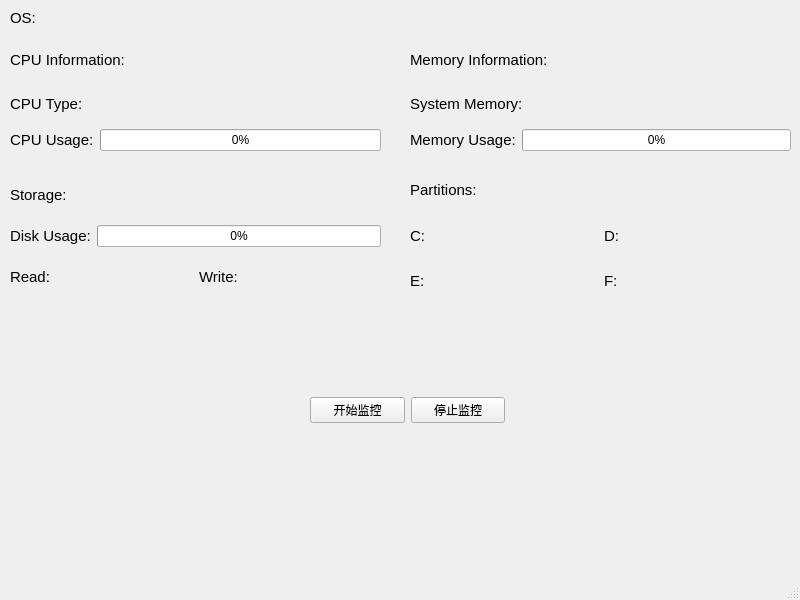
This is mainwindow.ui in diyigemt/SystemMonitor as Qt 5 draws it before an edit. The edited form follows.
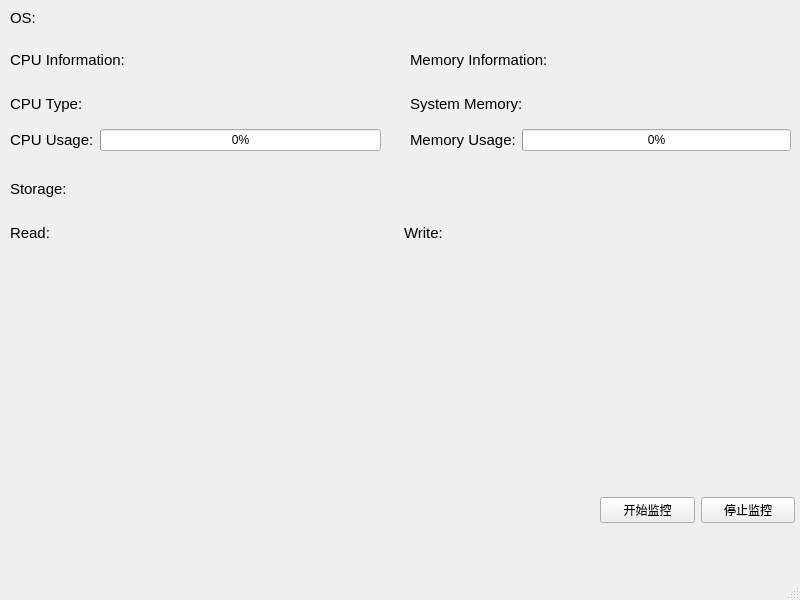
This is the edited form.

Commit message: simple disk class

The edit to the form file:
```diff
--- a/mainwindow.ui
+++ b/mainwindow.ui
@@ -17,8 +17,8 @@
    <widget class="QWidget" name="horizontalLayoutWidget_2">
     <property name="geometry">
      <rect>
-      <x>310</x>
-      <y>380</y>
+      <x>600</x>
+      <y>480</y>
       <width>195</width>
       <height>61</height>
      </rect>
@@ -107,8 +107,8 @@
      <rect>
       <x>10</x>
       <y>170</y>
-      <width>371</width>
-      <height>131</height>
+      <width>781</width>
+      <height>81</height>
      </rect>
     </property>
     <layout class="QVBoxLayout" name="StorageverticalLayout">
@@ -125,30 +125,6 @@
        </property>
       </widget>
      </item>
-     <item>
-      <layout class="QHBoxLayout" name="StorageLayout">
-       <item>
-        <widget class="QLabel" name="StorageUsageLabe">
-         <property name="font">
-          <font>
-           <family>Arial</family>
-           <pointsize>11</pointsize>
-          </font>
-         </property>
-         <property name="text">
-          <string>Disk Usage:</string>
-         </property>
-        </widget>
-       </item>
-       <item>
-        <widget class="QProgressBar" name="StorageUsageprogressBar">
-         <property name="value">
-          <number>0</number>
-         </property>
-        </widget>
-       </item>
-      </layout>
-     </item>
      <item>
       <layout class="QHBoxLayout" name="ReadAndWriteLayout">
        <item>
@@ -243,91 +219,6 @@
      </item>
     </layout>
    </widget>
-   <widget class="QWidget" name="verticalLayoutWidget_4">
-    <property name="geometry">
-     <rect>
-      <x>410</x>
-      <y>170</y>
-      <width>381</width>
-      <height>131</height>
-     </rect>
-    </property>
-    <layout class="QVBoxLayout" name="PartitionsverticalLayout">
-     <item>
-      <widget class="QLabel" name="PartitionsTitleLabel">
-       <property name="font">
-        <font>
-         <family>Arial</family>
-         <pointsize>11</pointsize>
-        </font>
-       </property>
-       <property name="text">
-        <string>Partitions:</string>
-       </property>
-      </widget>
-     </item>
-     <item>
-      <layout class="QHBoxLayout" name="PartitionsLayout_1">
-       <item>
-        <widget class="QLabel" name="DiskCLabel">
-         <property name="font">
-          <font>
-           <family>Arial</family>
-           <pointsize>11</pointsize>
-          </font>
-         </property>
-         <property name="text">
-          <string>C:</string>
-         </property>
-        </widget>
-       </item>
-       <item>
-        <widget class="QLabel" name="DiskDLabel">
-         <property name="font">
-          <font>
-           <family>Arial</family>
-           <pointsize>11</pointsize>
-          </font>
-         </property>
-         <property name="text">
-          <string>D:</string>
-         </property>
-        </widget>
-       </item>
-      </layout>
-     </item>
-     <item>
-      <layout class="QHBoxLayout" name="ReadAndWriteLayout_2">
-       <item>
-        <widget class="QLabel" name="DiskELabel">
-         <property name="font">
-          <font>
-           <family>Arial</family>
-           <pointsize>11</pointsize>
-          </font>
-         </property>
-         <property name="text">
-          <string>E:</string>
-         </property>
-        </widget>
-       </item>
-       <item>
-        <widget class="QLabel" name="DiskFLabel">
-         <property name="font">
-          <font>
-           <family>Arial</family>
-           <pointsize>11</pointsize>
-          </font>
-         </property>
-         <property name="text">
-          <string>F:</string>
-         </property>
-        </widget>
-       </item>
-      </layout>
-     </item>
-    </layout>
-   </widget>
    <widget class="QLabel" name="label">
     <property name="geometry">
      <rect>
@@ -347,6 +238,17 @@
      <string>OS:</string>
     </property>
    </widget>
+   <widget class="QWidget" name="gridLayoutWidget_3">
+    <property name="geometry">
+     <rect>
+      <x>10</x>
+      <y>260</y>
+      <width>781</width>
+      <height>211</height>
+     </rect>
+    </property>
+    <layout class="QGridLayout" name="DiskLayout"/>
+   </widget>
   </widget>
   <widget class="QMenuBar" name="menubar">
    <property name="geometry">
```
The commit also changes 8 other files.
